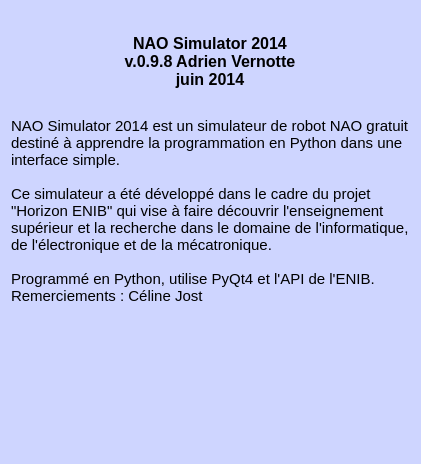
First picture: the form in dep/aPropos.ui, repository AdrienVR/NaoSimulator, before the edit.
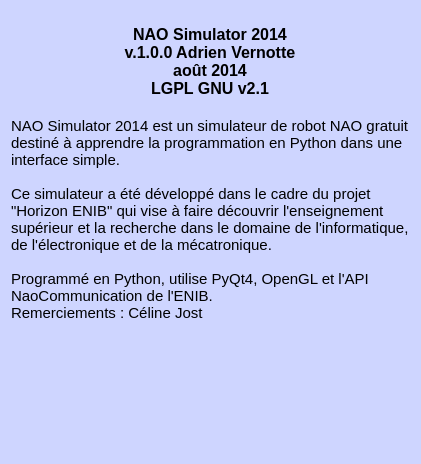
Second picture: the form after the edit. Icons and pictures are not drawn.

The edit to the form file:
```diff
--- a/dep/aPropos.ui
+++ b/dep/aPropos.ui
@@ -122,8 +122,9 @@
        </property>
        <property name="text">
         <string>NAO Simulator 2014
-v.0.9.8 Adrien Vernotte
-juin 2014</string>
+v.1.0.0 Adrien Vernotte
+août 2014
+LGPL GNU v2.1</string>
        </property>
        <property name="alignment">
         <set>Qt::AlignCenter</set>
@@ -144,7 +145,7 @@
 
 Ce simulateur a été développé dans le cadre du projet &quot;Horizon ENIB&quot; qui vise à faire découvrir l'enseignement supérieur et la recherche dans le domaine de l'informatique, de l'électronique et de la mécatronique.
 
-Programmé en Python, utilise PyQt4 et l'API de l'ENIB.
+Programmé en Python, utilise PyQt4, OpenGL et l'API NaoCommunication de l'ENIB.
 Remerciements : Céline Jost</string>
      </property>
      <property name="alignment">
```
